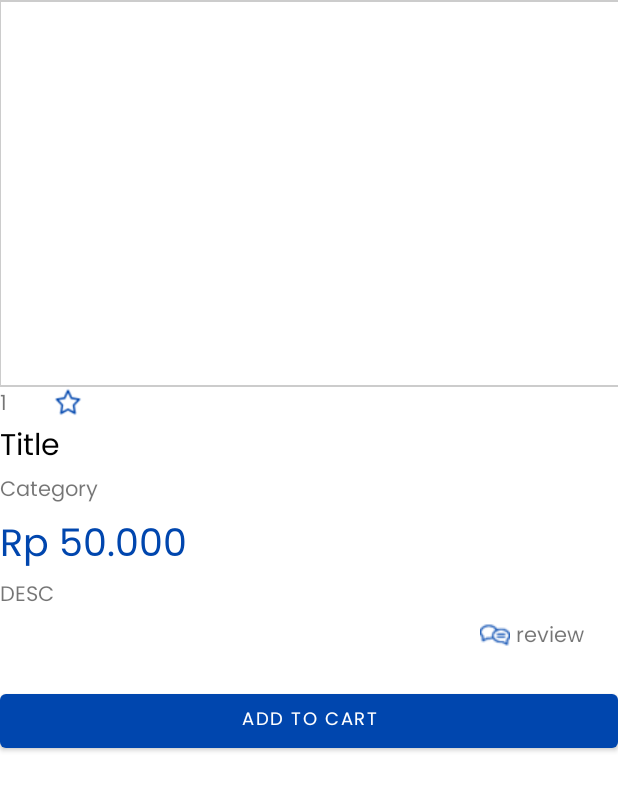
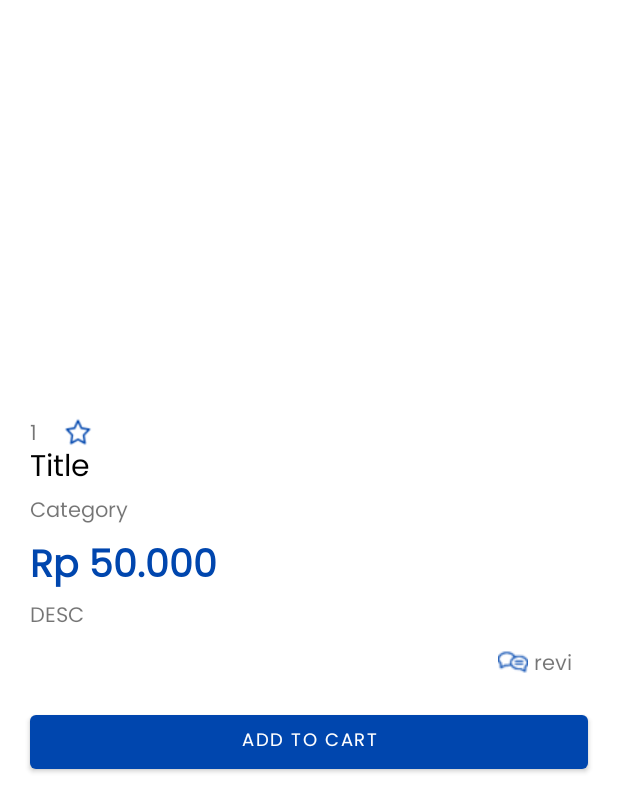
Before and after one commit to Diassdp/Aternuscommerce_Project, an Android app: the layout activity_detail.xml on its own in the app's theme, with its tools: preview values and no code run, on a phone screen of 412 x 824 dp. Shown: the top 812 px of the screen. Run offline under Robolectric (Android 15) with nearby library versions, the phone set to English and light mode, and no system bars; network calls fail.

Commit message:
Latest_Update_Finale_Version

```diff
--- a/AternusCommerce/app/src/main/res/drawable/rounded_rectangle.xml
+++ b/AternusCommerce/app/src/main/res/drawable/rounded_rectangle.xml
@@ -1,4 +1,3 @@
 <shape xmlns:android="http://schemas.android.com/apk/res/android">
     <solid android:color="#FFFFFF" /> <!-- Set the background color of the rectangle -->
-    <corners android:radius="12dp" /> <!-- Set the corner radius to create rounded corners -->
 </shape>
--- a/AternusCommerce/app/src/main/res/drawable/white_background2.xml
+++ b/AternusCommerce/app/src/main/res/drawable/white_background2.xml
@@ -2,8 +2,7 @@
 <selector xmlns:android="http://schemas.android.com/apk/res/android">
 <item>
     <shape android:shape="rectangle">
-        <solid android:color="@color/white"/>
-        <corners android:topRightRadius="30dp" android:bottomRightRadius="30dp"/>
+        <solid android:color="@color/secondary"/>
     </shape>
 </item>
 </selector>
--- a/AternusCommerce/app/src/main/res/layout/activity_detail.xml
+++ b/AternusCommerce/app/src/main/res/layout/activity_detail.xml
@@ -14,13 +14,14 @@
         app:layout_constraintEnd_toEndOf="parent"
         app:layout_constraintHorizontal_bias="0.5"
         app:layout_constraintStart_toStartOf="parent"
-        app:layout_constraintTop_toTopOf="parent"
-        android:background="@drawable/border" />
+        app:layout_constraintTop_toTopOf="parent"/>
 
     <TextView
         android:id="@+id/tv_score"
-        android:layout_width="35dp"
-        android:layout_height="wrap_content"
+        android:layout_width="22dp"
+        android:layout_height="18dp"
+        android:layout_marginStart="20dp"
+        android:layout_marginTop="20dp"
         android:lineSpacingMultiplier="1"
         android:text="1"
         app:layout_constraintStart_toStartOf="parent"
@@ -31,10 +32,11 @@
         android:id="@+id/tv_star"
         android:layout_width="20dp"
         android:layout_height="20dp"
+        android:layout_marginTop="20dp"
         android:src="@drawable/star"
-        app:tint="@color/primary"
         app:layout_constraintStart_toEndOf="@+id/tv_score"
-        app:layout_constraintTop_toBottomOf="@+id/posterView" />
+        app:layout_constraintTop_toBottomOf="@+id/posterView"
+        app:tint="@color/primary" />
 
     <TextView
         android:id="@+id/tv_category"
@@ -43,6 +45,8 @@
         android:layout_marginBottom="2dp"
         android:lineSpacingMultiplier="1"
         android:text="Category"
+        android:layout_marginStart="20dp"
+        android:layout_marginEnd="20dp"
         app:layout_constraintEnd_toEndOf="parent"
         app:layout_constraintHorizontal_bias="0.035"
         app:layout_constraintStart_toStartOf="parent"
@@ -57,6 +61,10 @@
         android:textColor="@color/primary"
         android:text="Rp 50.000"
         android:textSize="25sp"
+        android:textStyle="bold"
+        android:layout_marginBottom="2dp"
+        android:layout_marginStart="20dp"
+        android:layout_marginEnd="20dp"
         app:layout_constraintEnd_toEndOf="parent"
         app:layout_constraintStart_toStartOf="parent"
         app:layout_constraintTop_toBottomOf="@+id/tv_category" />
@@ -69,6 +77,8 @@
         android:text="Title"
         android:textColor="@color/black"
         android:textSize="20sp"
+        android:layout_marginStart="20dp"
+        android:layout_marginEnd="20dp"
         app:layout_constraintStart_toStartOf="parent"
         app:layout_constraintTop_toBottomOf="@+id/tv_score" />
 
@@ -80,6 +90,8 @@
         android:lineSpacingMultiplier="1"
         android:text="DESC"
         app:layout_constraintEnd_toEndOf="parent"
+        android:layout_marginStart="20dp"
+        android:layout_marginEnd="20dp"
         app:layout_constraintHorizontal_bias="0.035"
         app:layout_constraintStart_toStartOf="parent"
         app:layout_constraintTop_toBottomOf="@+id/tv_price" />
@@ -88,8 +100,9 @@
         android:id="@+id/tv_iconreview"
         android:layout_width="20dp"
         android:layout_height="20dp"
-        android:layout_marginStart="320dp"
-        android:layout_marginTop="4dp"
+        android:layout_marginStart="332dp"
+
+        android:layout_marginTop="8dp"
         android:src="@drawable/review_1"
         app:layout_constraintStart_toStartOf="parent"
         app:layout_constraintTop_toBottomOf="@+id/tv_description" />
@@ -97,10 +110,10 @@
     <TextView
         android:id="@+id/tv_review"
         style="@style/TextContent"
-        android:layout_width="50dp"
-        android:layout_height="wrap_content"
+        android:layout_width="32dp"
+        android:layout_height="19dp"
         android:layout_marginStart="4dp"
-        android:layout_marginTop="3dp"
+        android:layout_marginTop="8dp"
         android:lineSpacingMultiplier="1"
         android:text="review"
         app:layout_constraintStart_toEndOf="@+id/tv_iconreview"
@@ -114,6 +127,9 @@
         android:layout_weight="1"
         android:text="Add To Cart"
         android:textSize="12sp"
+        android:layout_marginStart="20dp"
+        android:layout_marginEnd="20dp"
+        android:layout_gravity="bottom"
         app:layout_constraintStart_toStartOf="parent"
         app:layout_constraintTop_toBottomOf="@+id/tv_review" />
 
--- a/AternusCommerce/app/src/main/res/values/colors.xml
+++ b/AternusCommerce/app/src/main/res/values/colors.xml
@@ -7,7 +7,7 @@
     <color name="secondary">#E9E9E9</color>
     <color name="blue1">#0046AE</color>
     <color name="blue2">#3385FF</color>
-    <color name="grey">#D9D9D9</color>
+    <color name="grey">#757477</color>
     <color name="chocolate">#4D000000</color>
     <color name="yellow">#FFD700</color>
 </resources>
```
Also changed, not shown: AternusCommerce/app/src/main/res/layout/activity_login.xml (+13 -18 lines), AternusCommerce/app/src/main/res/layout/activity_main.xml (+69 -75 lines), AternusCommerce/app/src/main/res/layout/activity_register.xml (+9 -8 lines), AternusCommerce/app/src/main/res/layout/viewholder_list.xml (+9 -8 lines), AternusCommerce/app/src/main/res/layout/viewholder_pup_list.xml (+24 -26 lines), AternusCommerce/app/src/main/res/drawable/massage.png (deleted), AternusCommerce/app/src/main/res/drawable/message.png (added).
